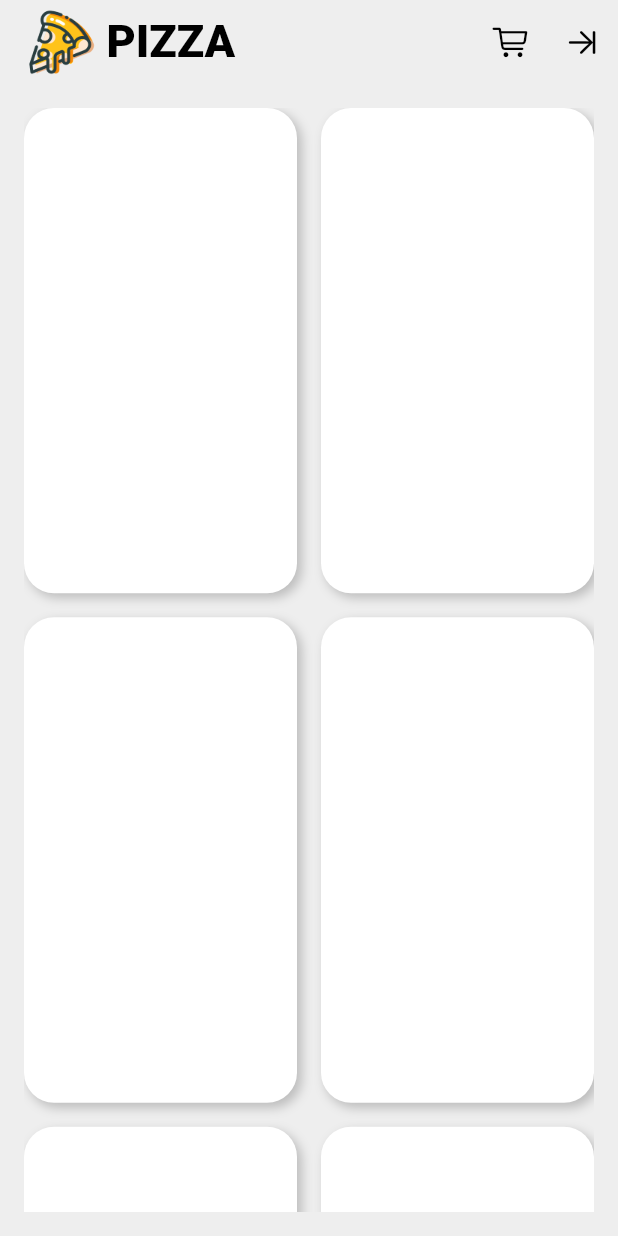
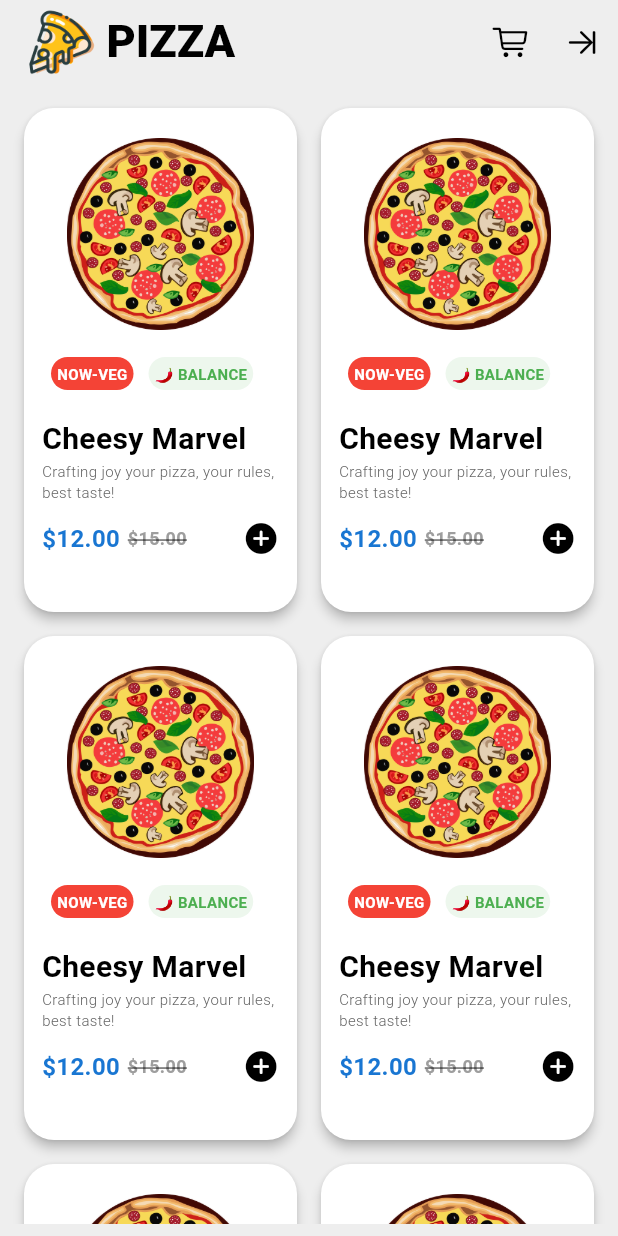
Before and after one commit to 215ly/pizza_app, a Flutter app: the screen it shows after launch, on a phone screen of 412 x 824 dp. Run offline on Flutter 3.47's test engine with Material 3 defaults, Android fonts, the phone set to English and light mode, and no system bars.

Commit message:
HomeView Page Update!

```diff
--- a/lib/app.dart
+++ b/lib/app.dart
@@ -14,7 +14,7 @@ class App extends StatelessWidget {
         colorScheme: ColorScheme.light(
           background: Colors.grey.shade200,
           onBackground: Colors.black,
-          primary: Colors.blue,
+          primary: Colors.transparent,  //App Bar default color
           onPrimary: Colors.white
         )
       ),
--- a/lib/app_view.dart
+++ b/lib/app_view.dart
@@ -50,32 +50,142 @@ class AppView extends StatelessWidget {
   }
 
   // ViewBody Components
-  Padding _HomeViewBody() {
-    return Padding(
-      padding: const EdgeInsets.all(16.0),
+  Container _HomeViewBody() {
+    return Container(
+      margin: const EdgeInsets.all(8),
       child: GridView.builder(
           gridDelegate: const SliverGridDelegateWithFixedCrossAxisCount(
             crossAxisCount: 2,
-            crossAxisSpacing: 16,
-            mainAxisSpacing: 16,
             childAspectRatio: 9 / 16,
           ),
           itemCount: 8,
           itemBuilder: (context, int i) {
-            return Container(
-              decoration: BoxDecoration(
-                color: Colors.white,
-                borderRadius: BorderRadius.circular(20),
-                boxShadow: [
-                  BoxShadow(
-                      color: Colors.grey.shade400,
-                      blurRadius: 5,
-                      offset:  Offset(3.0, 3.0))
-
-                ],
-              ),
-            );
+            return _HomeViewBodyItem(context);
           }),
     );
   }
+
+  //ViewBody Item Component
+  Padding _HomeViewBodyItem(context) {
+    return Padding(
+      padding: const EdgeInsets.all(8.0),
+      child: Material(
+          elevation: 3,
+          color: Colors.white,
+          shape:
+              RoundedRectangleBorder(borderRadius: BorderRadius.circular(20)),
+          child: InkWell(
+            borderRadius: BorderRadius.circular(20),
+            onTap: () {},
+            child: Column(
+              crossAxisAlignment: CrossAxisAlignment.start,
+              children: [
+                const SizedBox(
+                  height: 20,
+                ),
+                Center(
+                  child: Image.asset(
+                    "assets/images/pizza_sku.png",
+                    scale: 10,
+                  ),
+                ),
+                Padding(
+                  padding: const EdgeInsets.all(18.0),
+                  child: Row(
+                    mainAxisSize: MainAxisSize.min,
+                    children: [
+                      Container(
+                        decoration: BoxDecoration(
+                            color: Colors.red,
+                            borderRadius: BorderRadius.circular(30)),
+                        child: const Padding(
+                          padding:
+                              EdgeInsets.symmetric(vertical: 4, horizontal: 4),
+                          child: Text(
+                            "NOW-VEG",
+                            style: TextStyle(
+                                fontSize: 10,
+                                color: Colors.white,
+                                fontWeight: FontWeight.bold),
+                          ),
+                        ),
+                      ),
+                      const SizedBox(
+                        width: 10,
+                      ),
+                      Container(
+                        decoration: BoxDecoration(
+                            color: Colors.green.withOpacity(0.1),
+                            borderRadius: BorderRadius.circular(30)),
+                        child: const Padding(
+                          padding:
+                              EdgeInsets.symmetric(vertical: 4, horizontal: 4),
+                          child: Text(
+                            "🌶 BALANCE",
+                            style: TextStyle(
+                                fontSize: 10,
+                                color: Colors.green,
+                                fontWeight: FontWeight.bold),
+                          ),
+                        ),
+                      )
+                    ],
+                  ),
+                ),
+                const Padding(
+                  padding: EdgeInsets.symmetric(horizontal: 12),
+                  child: Text(
+                    "Cheesy Marvel",
+                    style: TextStyle(fontWeight: FontWeight.bold, fontSize: 20),
+                  ),
+                ),
+                Padding(
+                  padding: const EdgeInsets.symmetric(horizontal: 12),
+                  child: Text(
+                    "Crafting joy your pizza, your rules, best taste!",
+                    style: TextStyle(
+                        fontWeight: FontWeight.w300,
+                        fontSize: 10,
+                        color: Colors.grey.shade700),
+                  ),
+                ),
+                Row(
+                  mainAxisAlignment: MainAxisAlignment.spaceBetween,
+                  children: [
+                    Padding(
+                      padding: const EdgeInsets.symmetric(horizontal: 12),
+                      child: Row(
+                        mainAxisAlignment: MainAxisAlignment.end,
+                        children: [
+                          Text(
+                            "\$12.00",
+                            style: TextStyle(
+                                fontWeight: FontWeight.w700,
+                                fontSize: 16,
+                                color: Colors.blue.shade700),
+                          ),
+                          const SizedBox(
+                            width: 5,
+                          ),
+                          Text(
+                            "\$15.00",
+                            style: TextStyle(
+                                fontWeight: FontWeight.w700,
+                                fontSize: 12,
+                                decoration: TextDecoration.lineThrough,
+                                color: Colors.grey.shade500),
+                          ),
+                        ],
+                      ),
+                    ),
+                    IconButton(
+                        onPressed: () {},
+                        icon: const Icon(CupertinoIcons.add_circled_solid))
+                  ],
+                )
+              ],
+            ),
+          )),
+    );
+  }
 }
```
Also changed, not shown: assets/images/pizza_sku.png (added), 1 other file.
